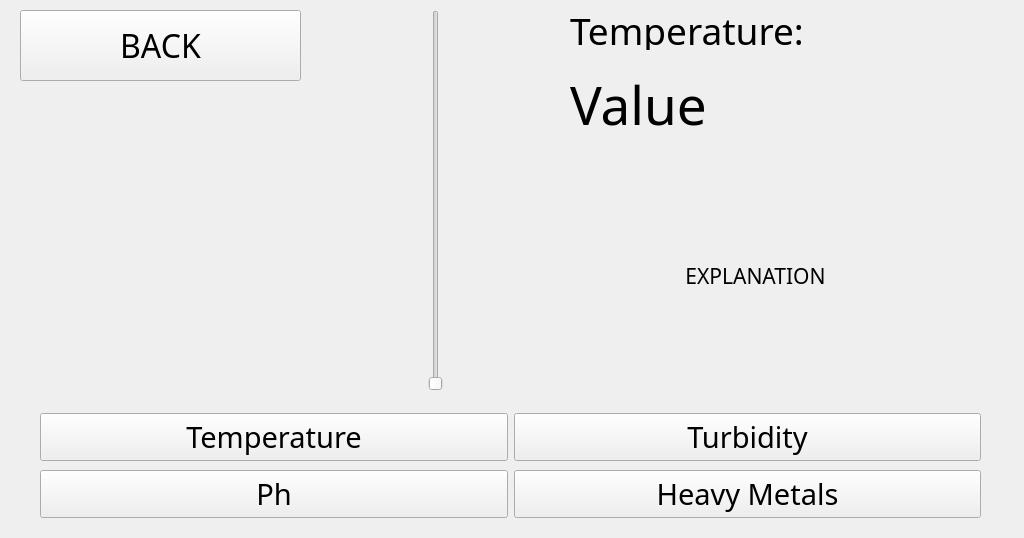
Above: QtDesignerFiles/Simulation.ui from hayrayl/AquaQuestSoftware before the change. Below: the same form after it.
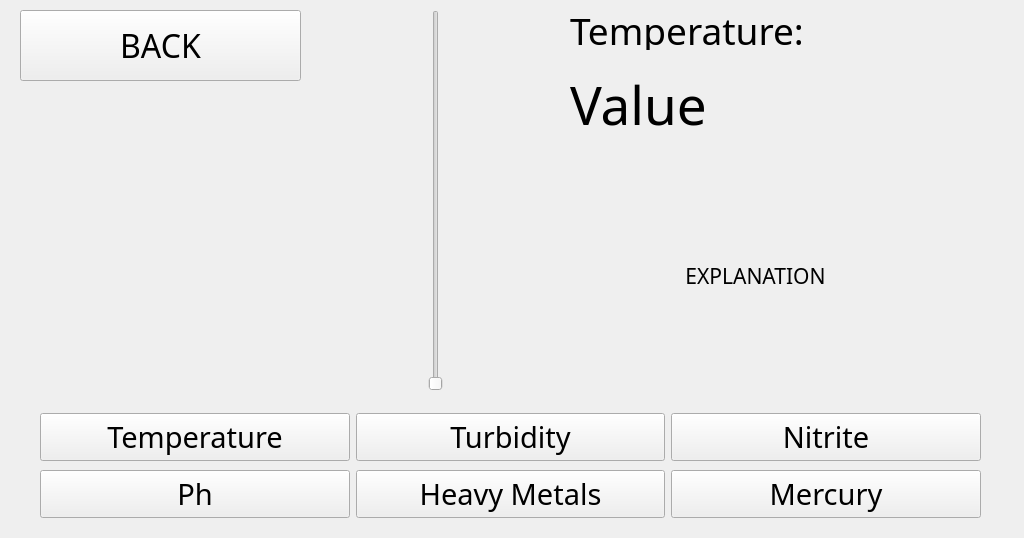
That is the form after the change.

Commit message: integrated new thresholds

The edit to the form file:
```diff
--- a/QtDesignerFiles/Simulation.ui
+++ b/QtDesignerFiles/Simulation.ui
@@ -206,6 +206,36 @@
       </property>
      </widget>
     </item>
+    <item row="0" column="2">
+     <widget class="QPushButton" name="pushButton_S_Nitrite">
+      <property name="font">
+       <font>
+        <family>Cooper Black</family>
+        <pointsize>22</pointsize>
+        <weight>50</weight>
+        <bold>false</bold>
+       </font>
+      </property>
+      <property name="text">
+       <string>Nitrite</string>
+      </property>
+     </widget>
+    </item>
+    <item row="1" column="2">
+     <widget class="QPushButton" name="pushButton_S_Mercury">
+      <property name="font">
+       <font>
+        <family>Cooper Black</family>
+        <pointsize>22</pointsize>
+        <weight>50</weight>
+        <bold>false</bold>
+       </font>
+      </property>
+      <property name="text">
+       <string>Mercury</string>
+      </property>
+     </widget>
+    </item>
    </layout>
   </widget>
   <widget class="QLabel" name="background">
```
Left out of the diff: 60 changed lines with no effect on the pictures. The commit also changes 2 other files.
